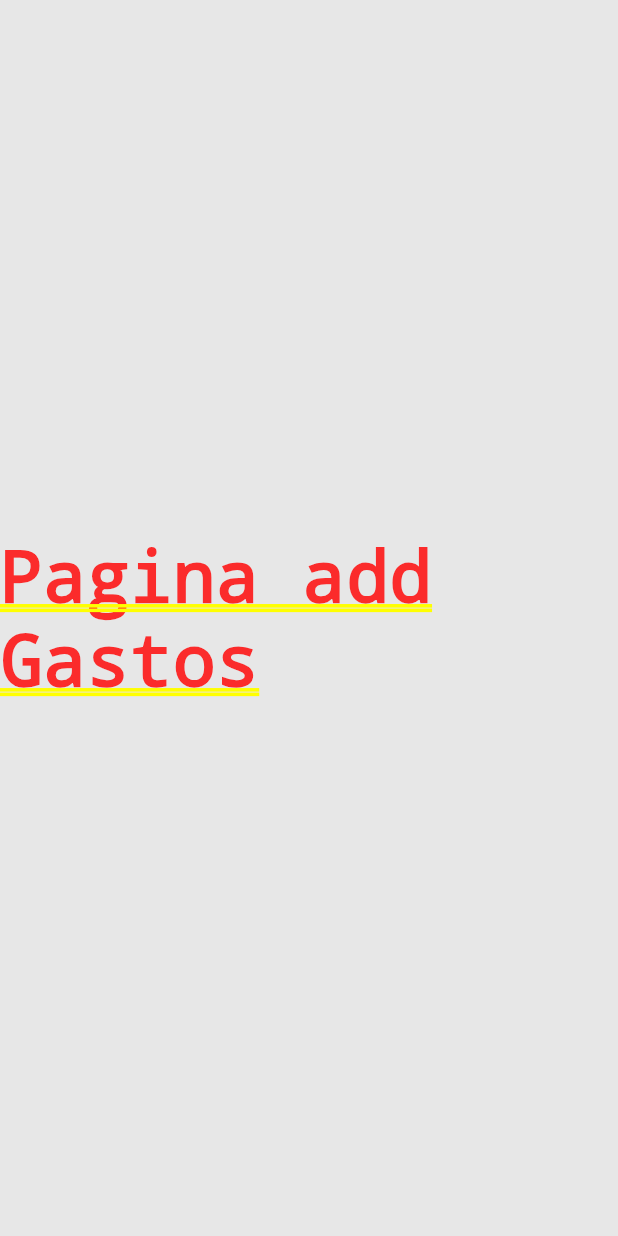
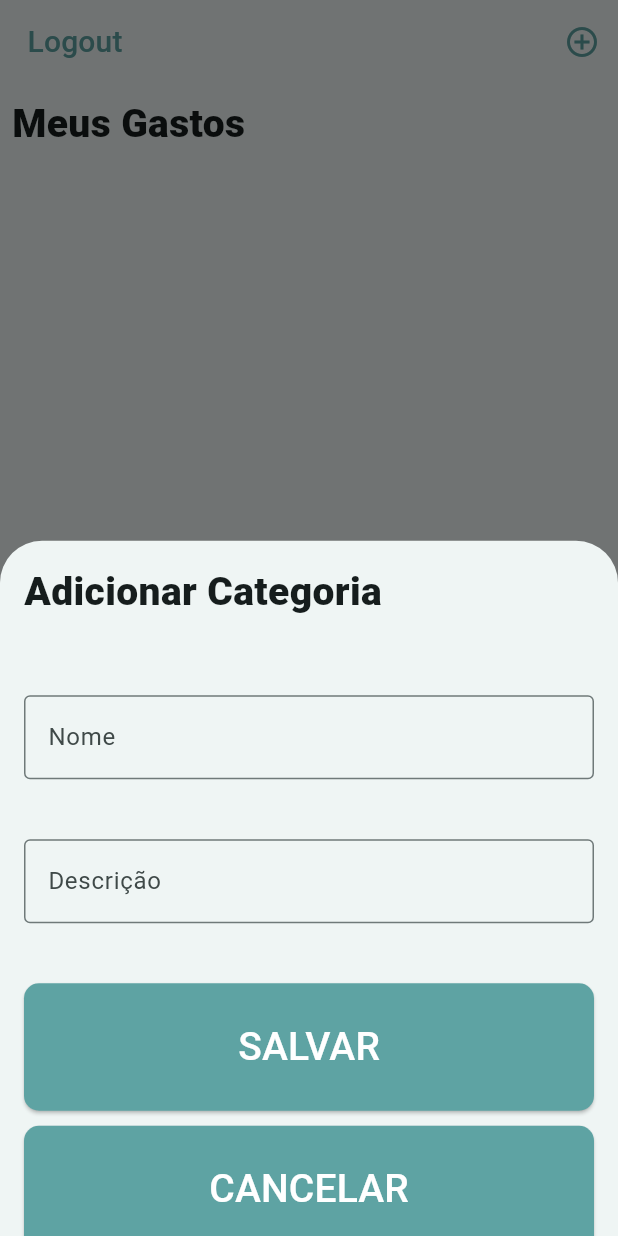
Before and after one commit to vagnersabadi/app-meus-gastos, a Flutter app: the HomePage screen opened by its route, after a tap on the "add circle outline" icon, on a phone screen of 412 x 824 dp. Run offline on Flutter 3.47's test engine with Material 3 defaults, Android fonts, the phone set to English and light mode, and no system bars; our stand-ins replace firebase_auth, firebase_core; accounts and stored records are empty; generated files the repository leaves out were written again.

Commit message:
feat: page add edit category

```diff
--- /dev/null
+++ b/devtools_options.yaml
@@ -0,0 +1,3 @@
+description: This file stores settings for Dart & Flutter DevTools.
+documentation: https://docs.flutter.dev/tools/devtools/extensions#configure-extension-enablement-states
+extensions:
--- a/lib/main.dart
+++ b/lib/main.dart
@@ -1,5 +1,7 @@
 import 'package:flutter/material.dart';
 import 'package:meus_gastos/src/core/routes/router.dart';
+import 'package:meus_gastos/src/features/category/view/category_add_edit.dart';
+import 'package:meus_gastos/src/features/home/view/home.dart';
 import 'package:meus_gastos/src/features/login/view/login.dart';
 import 'package:meus_gastos/src/core/theme/variables.dart';
 import 'package:firebase_core/firebase_core.dart';
@@ -28,7 +30,7 @@ class MyApp extends StatelessWidget {
         colorScheme: scheme,
         useMaterial3: true,
       ),
-      home: const LoginPage(),
+      home: const HomePage(),
     );
   }
 }
--- a/lib/src/core/routes/router.dart
+++ b/lib/src/core/routes/router.dart
@@ -1,6 +1,6 @@
 import 'package:flutter/cupertino.dart';
 import 'package:flutter/material.dart';
-import 'package:meus_gastos/src/features/category/view/category_add.dart';
+import 'package:meus_gastos/src/features/category/view/category_add_edit.dart';
 import 'package:meus_gastos/src/features/expenses/view/expenses_add.dart';
 import 'package:meus_gastos/src/features/home/view/home.dart';
 import 'package:meus_gastos/src/features/login/view/login.dart';
@@ -31,7 +31,7 @@ class AppRouter {
       case '/category-add':
         return CupertinoPageRoute(
           settings: RouteSettings(name: settings.name),
-          builder: (_) => const CategoryAddPage(),
+          builder: (_) => const CategoryAddEditPage(),
         );
       case '/expense-add':
         return CupertinoPageRoute(
--- /dev/null
+++ b/lib/src/features/category/controller/category_add_edit.contoller.dart
@@ -0,0 +1,12 @@
+import 'package:flutter/material.dart';
+
+class CategoryAddEditController {
+  final formKey = GlobalKey<FormState>();
+  final TextEditingController name = TextEditingController();
+  final TextEditingController description = TextEditingController();
+
+  save() {}
+
+  cancel() {}
+
+}
--- a/lib/src/features/category/view/category_add.dart
+++ /dev/null
@@ -1,17 +0,0 @@
-import 'package:flutter/material.dart';
-
-class CategoryAddPage extends StatefulWidget {
-  const CategoryAddPage({super.key});
-
-  @override
-  State<CategoryAddPage> createState() => _CategoryAddState();
-}
-
-class _CategoryAddState extends State<CategoryAddPage> {
-  @override
-  Widget build(BuildContext context) {
-    return const Center(
-      child: Text('Pagina add Categorias'),
-    );
-  }
-}
--- /dev/null
+++ b/lib/src/features/category/view/category_add_edit.dart
@@ -0,0 +1,64 @@
+import 'package:flutter/material.dart';
+import 'package:meus_gastos/src/core/theme/variables.dart';
+import 'package:meus_gastos/src/features/category/controller/category_add_edit.contoller.dart';
+import 'package:meus_gastos/src/shared/widgets/button_default.widget.dart';
+
+class CategoryAddEditPage extends StatefulWidget {
+  const CategoryAddEditPage({super.key});
+
+  @override
+  State<CategoryAddEditPage> createState() => _CategoryAddEditPage();
+}
+
+class _CategoryAddEditPage extends State<CategoryAddEditPage> {
+
+CategoryAddEditController categoryCtrl = CategoryAddEditController();
+
+  @override
+  Widget build(BuildContext context) {
+    return Form(
+        key: categoryCtrl.formKey,
+        child: Padding(
+          padding: const EdgeInsets.all(16),
+          child: Column(
+            mainAxisAlignment: MainAxisAlignment.start,
+            crossAxisAlignment: CrossAxisAlignment.stretch,
+            children: [
+              Text('Adicionar Categoria', style: titleStyle2),
+              const SizedBox(height: 50),
+              TextFormField(
+                keyboardType: TextInputType.emailAddress,
+                controller: categoryCtrl.name,
+                decoration: const InputDecoration(
+                  labelText: 'Nome',
+                  hintText: 'Nome da categoria',
+                  border: OutlineInputBorder(),
+                ),
+                // validator: (value) => loginCtrl.validatorEmail(value),
+              ),
+              const SizedBox(height: 40),
+              TextFormField(
+                controller: categoryCtrl.description,
+                decoration: const InputDecoration(
+                  labelText: 'Descrição',
+                  hintText: 'Descrição da categoria',
+                  border: OutlineInputBorder(),
+                ),
+                // validator: (value) => loginCtrl.validatorPassword(value),
+              ),
+              const SizedBox(height: 40),
+              ButtonDefault(
+                text: 'SALVAR',
+                onPressed: () => categoryCtrl.save(),
+              ),
+              const SizedBox(height: 10),
+              ButtonDefault(
+                text: 'CANCELAR',
+                onPressed: () => categoryCtrl.cancel(),
+              )
+            ],
+          ),
+        ),
+      );
+  }
+}
--- a/lib/src/features/home/view/home.dart
+++ b/lib/src/features/home/view/home.dart
@@ -1,6 +1,7 @@
 import 'package:flutter/material.dart';
 import 'package:meus_gastos/src/core/routes/route.enum.dart';
 import 'package:meus_gastos/src/core/theme/variables.dart';
+import 'package:meus_gastos/src/features/category/view/category_add_edit.dart';
 
 class HomePage extends StatefulWidget {
   const HomePage({super.key});
@@ -45,6 +46,15 @@ class _HomePageState extends State<HomePage> {
     );
   }
 
+  void showCategoryAddEditPage() {
+    showModalBottomSheet(
+      context: context,
+      builder: (BuildContext context) {
+        return const CategoryAddEditPage();
+      },
+    );
+  }
+
   void _onItemTapped(int index) {
     setState(() => _selectedIndex = index);
   }
@@ -80,20 +90,10 @@ class _HomePageState extends State<HomePage> {
             onPressed: () {
               switch (_selectedIndex) {
                 case 0:
-                  Navigator.pushNamedAndRemoveUntil(
-                    context,
-                    AppRouteEnum.expenseAddPage.name,
-                    (route) => false,
-                  );
-                  break;
-                case 2:
-                  Navigator.pushNamedAndRemoveUntil(
-                    context,
-                    AppRouteEnum.categoryAddPage.name,
-                    (route) => false,
-                  );
+                  showCategoryAddEditPage();
                   break;
                 default:
+                  showCategoryAddEditPage();
               }
             },
           ),
--- a/lib/src/features/login/models/login.model.dart
+++ /dev/null
@@ -1,6 +0,0 @@
-class Login {
-  String senha;
-  String email;
-
-  Login({required this.senha, required this.email});
-}
```
